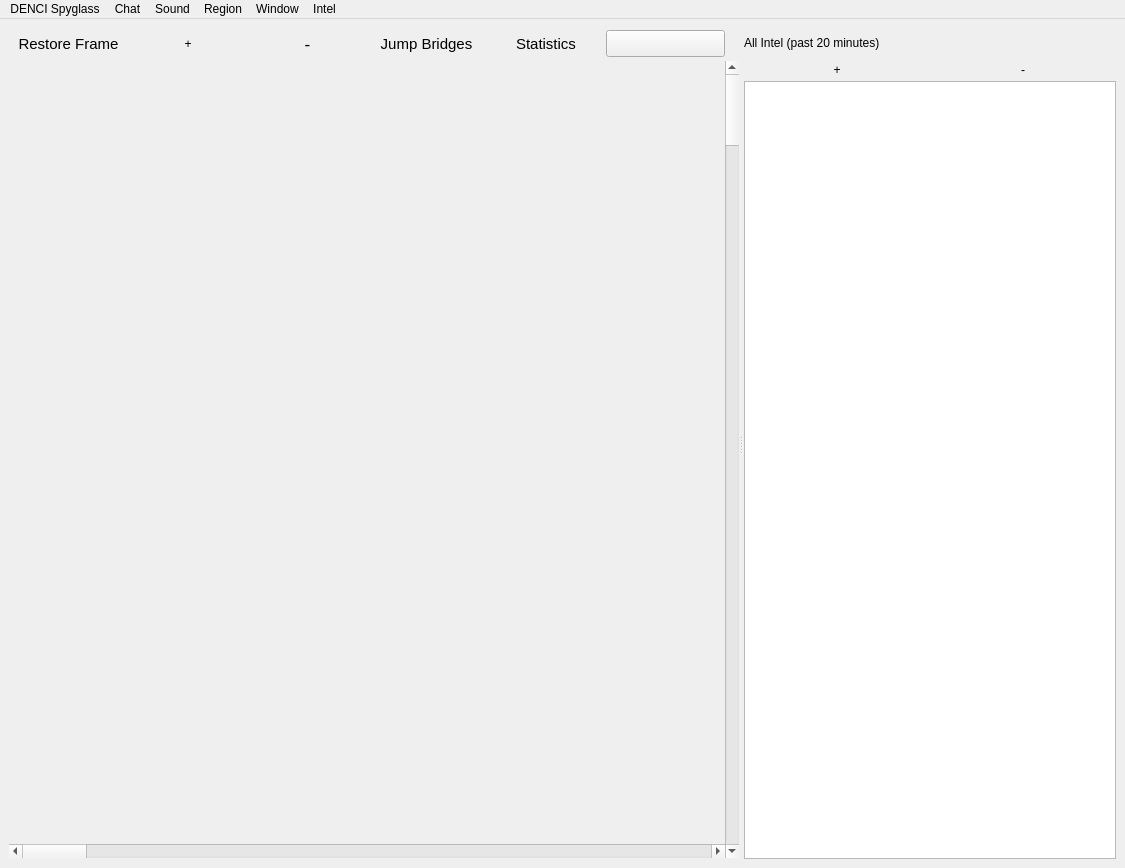
The window that src/vi/ui/MainWindow.ui (jkey-67/spyglass) describes before a commit, drawn with Qt 5.
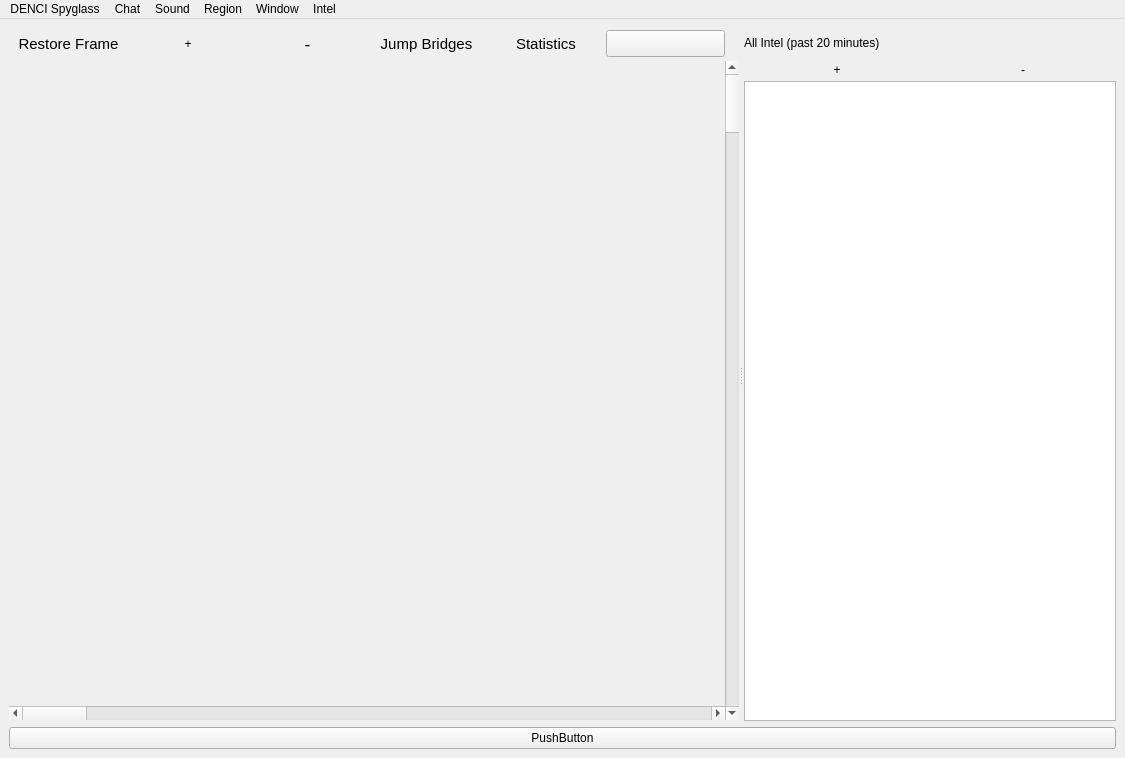
The same window after the commit. Icons and pictures are not drawn. Custom widgets are drawn as their Qt base class.

Commit message: update button added to ui statistic thread now polls sovereignty

The edit to the form file:
```diff
--- a/src/vi/ui/MainWindow.ui
+++ b/src/vi/ui/MainWindow.ui
@@ -7,7 +7,7 @@
     <x>0</x>
     <y>0</y>
     <width>1125</width>
-    <height>868</height>
+    <height>758</height>
    </rect>
   </property>
   <property name="windowTitle">
@@ -425,6 +425,13 @@
       </widget>
      </widget>
     </item>
+    <item row="1" column="0">
+     <widget class="QPushButton" name="updateAvail">
+      <property name="text">
+       <string>PushButton</string>
+      </property>
+     </widget>
+    </item>
    </layout>
   </widget>
   <widget class="QMenuBar" name="menubar">
```
The commit also changes 2 other files.
